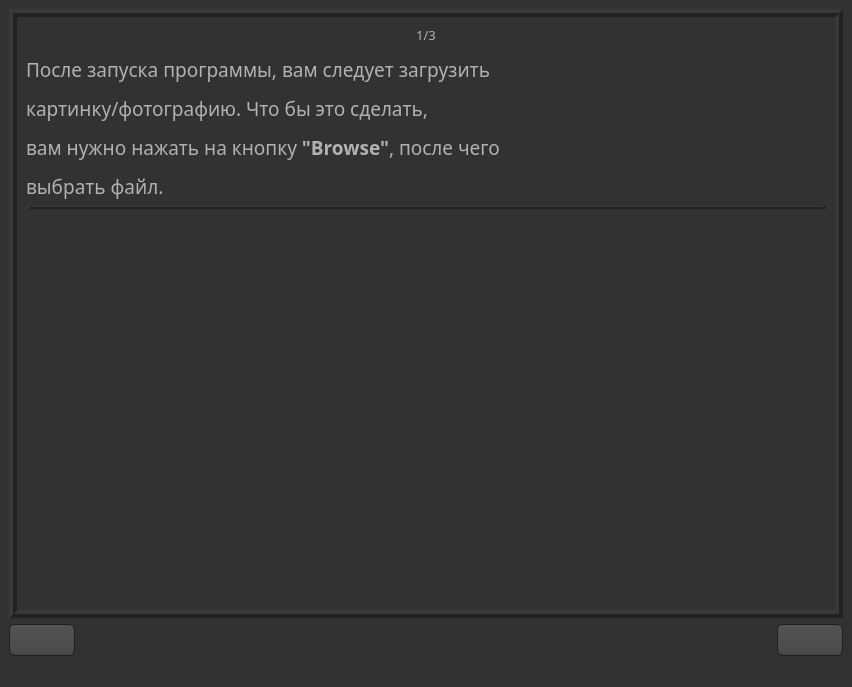
Paikerite/Text-finder, file instruction.ui: the form before one commit.
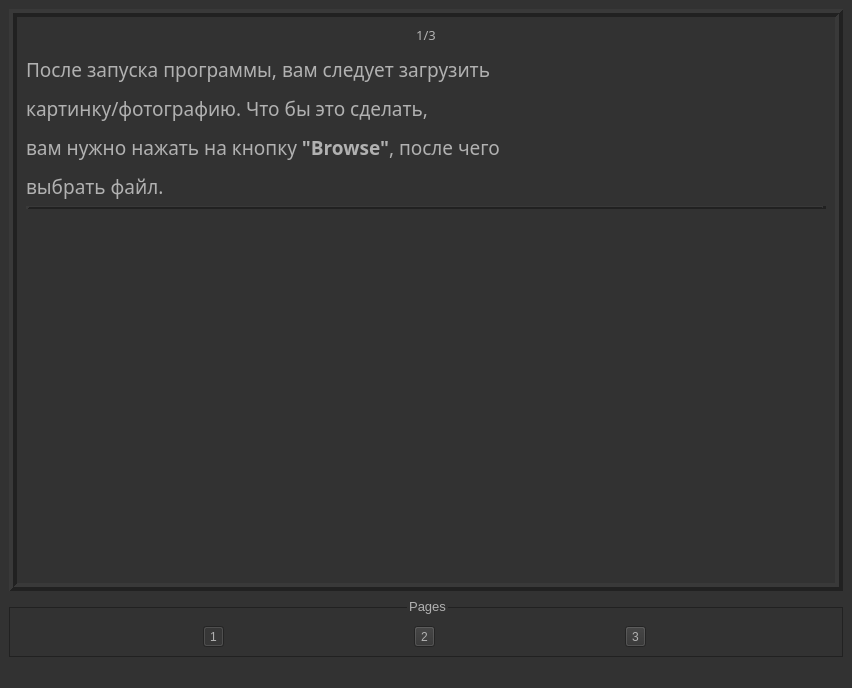
The form after the commit. Icons and pictures are not drawn.

Diff of the .ui file:
```diff
--- a/instruction.ui
+++ b/instruction.ui
@@ -7,7 +7,7 @@
     <x>0</x>
     <y>0</y>
     <width>852</width>
-    <height>687</height>
+    <height>688</height>
    </rect>
   </property>
   <property name="maximumSize">
@@ -732,43 +732,63 @@
      </widget>
     </item>
     <item>
-     <layout class="QHBoxLayout" name="horizontalLayout">
+     <widget class="QGroupBox" name="groupBox_pages">
+      <property name="font">
+       <font>
+        <pointsize>10</pointsize>
+       </font>
+      </property>
+      <property name="title">
+       <string>Pages</string>
+      </property>
+      <property name="alignment">
+       <set>Qt::AlignCenter</set>
+      </property>
+      <property name="flat">
+       <bool>false</bool>
+      </property>
+      <layout class="QHBoxLayout" name="horizontalLayout_2">
+       <property name="topMargin">
+        <number>18</number>
+       </property>
       <item>
-       <widget class="QPushButton" name="pushButton_previous">
+        <widget class="QToolButton" name="toolButton_1page">
         <property name="text">
-         <string/>
-        </property>
-        <property name="icon">
-         <iconset>
-          <normaloff>Icons/left-arrow.svg</normaloff>Icons/left-arrow.svg</iconset>
-        </property>
+          <string>1</string>
+         </property>
+         <property name="checkable">
+          <bool>true</bool>
+         </property>
+         <property name="checked">
+          <bool>true</bool>
+         </property>
+         <property name="toolButtonStyle">
+          <enum>Qt::ToolButtonIconOnly</enum>
+         </property>
        </widget>
       </item>
       <item>
-       <spacer name="horizontalSpacer">
-        <property name="orientation">
-         <enum>Qt::Horizontal</enum>
-        </property>
-        <property name="sizeHint" stdset="0">
-         <size>
-          <width>40</width>
-          <height>20</height>
-         </size>
-        </property>
-       </spacer>
+        <widget class="QToolButton" name="toolButton_2page">
+         <property name="text">
+          <string>2</string>
+         </property>
+         <property name="checkable">
+          <bool>true</bool>
+         </property>
+        </widget>
       </item>
       <item>
-       <widget class="QPushButton" name="pushButton_next">
+        <widget class="QToolButton" name="toolButton_3page">
         <property name="text">
-         <string/>
-        </property>
-        <property name="icon">
-         <iconset>
-          <normaloff>Icons/skip.svg</normaloff>Icons/skip.svg</iconset>
+          <string>3</string>
+         </property>
+         <property name="checkable">
+          <bool>true</bool>
         </property>
        </widget>
       </item>
      </layout>
+     </widget>
     </item>
    </layout>
   </widget>
```
Lines whose indentation alone changed are shown as unchanged.
